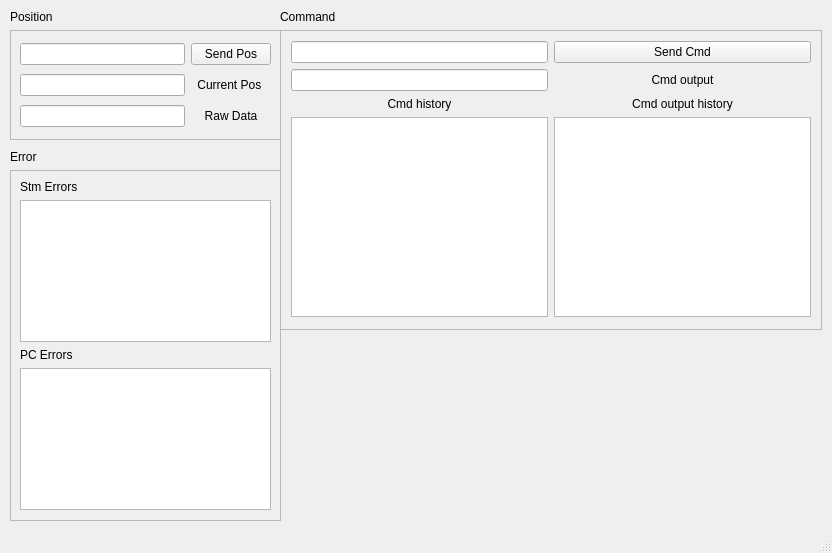
Qt form rodrcontrolpanel.ui (ReQ1600/rodr-control-panel) before a commit.
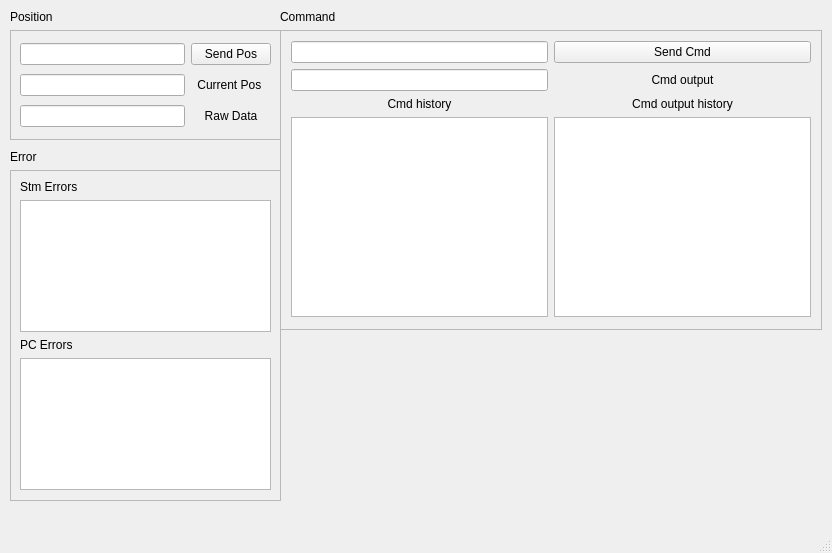
The same form after that commit.

Commit message: Error part of ui fixed

```diff
--- a/rodrcontrolpanel.ui
+++ b/rodrcontrolpanel.ui
@@ -151,7 +151,7 @@
      </item>
     </layout>
    </widget>
-   <widget class="QWidget" name="">
+   <widget class="QWidget" name="layoutWidget">
     <property name="geometry">
      <rect>
       <x>280</x>
@@ -311,13 +311,13 @@
      </item>
     </layout>
    </widget>
-   <widget class="QWidget" name="">
+   <widget class="QWidget" name="layoutWidget">
     <property name="geometry">
      <rect>
       <x>10</x>
       <y>150</y>
       <width>271</width>
-      <height>371</height>
+      <height>351</height>
      </rect>
     </property>
     <layout class="QVBoxLayout" name="lyError">
```
Left out of the diff: 4 changed lines with no effect on the pictures.
